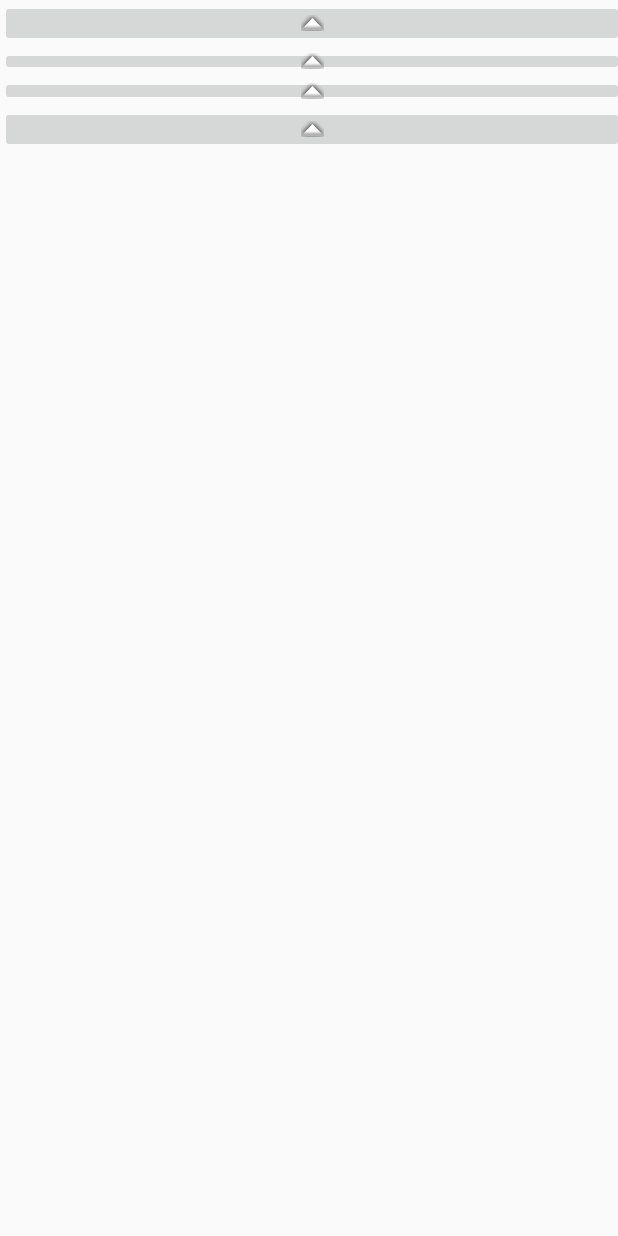
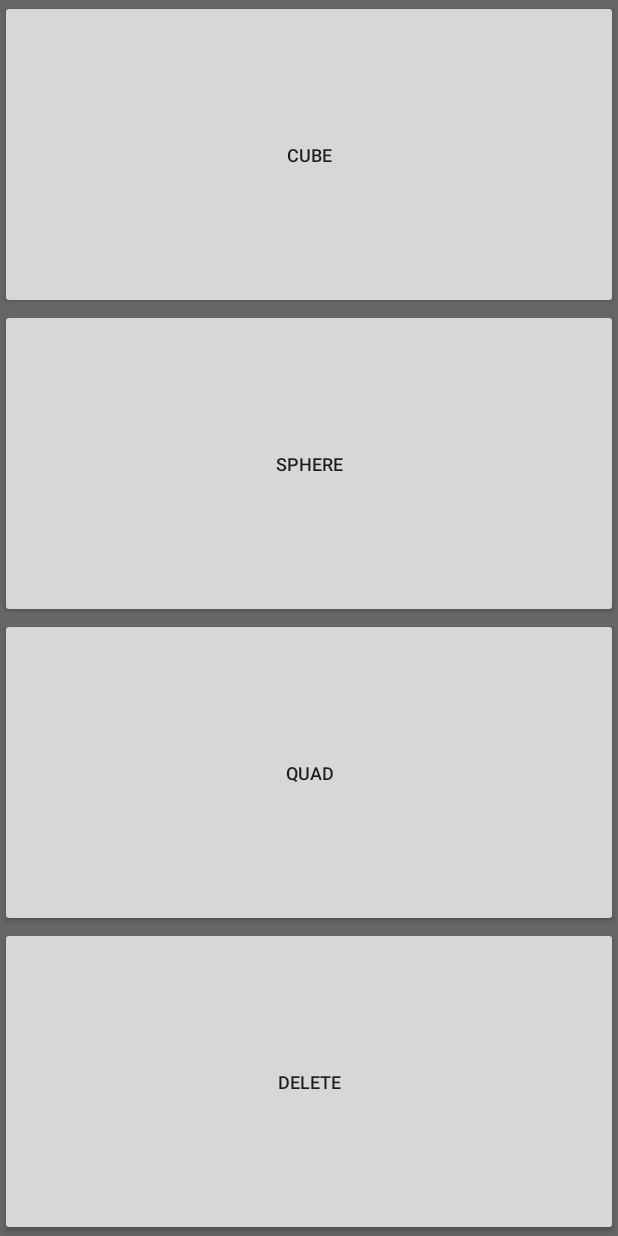
Before and after one commit to toniuyt123/Quire3D, an Android app: the fragment CreatePrimitiveFragment shown on its own in the app's theme, on a phone screen of 412 x 824 dp. Run offline under Robolectric (Android 15) with nearby library versions, the phone set to English and light mode, and no system bars; libraries missing offline, so code that uses them is left out: com.viro.core.

Commit message:
UI Improvements

```diff
--- a/app/src/main/java/com/Quire3D/fragments/CreatePrimitiveFragment.java
+++ b/app/src/main/java/com/Quire3D/fragments/CreatePrimitiveFragment.java
@@ -4,11 +4,10 @@ import android.graphics.Color;
 import android.os.Bundle;
 import android.support.annotation.Nullable;
 import android.app.Fragment;
-import android.util.Log;
 import android.view.LayoutInflater;
 import android.view.View;
 import android.view.ViewGroup;
-import android.widget.ImageButton;
+import android.widget.Button;
 
 import com.Quire3D.activities.ViroActivity;
 import com.Quire3D.classes.ActionsController;
@@ -29,13 +28,13 @@ public class CreatePrimitiveFragment extends Fragment implements View.OnClickLis
     public View onCreateView(LayoutInflater inflater, @Nullable ViewGroup container, @Nullable Bundle savedInstanceState) {
         final View view = inflater.inflate(R.layout.fragment_create_primitive, container, false);
 
-        ImageButton createCube = view.findViewById(R.id.createCube);
+        Button createCube = view.findViewById(R.id.createCube);
         createCube.setOnClickListener(this);
-        ImageButton createSphere = view.findViewById(R.id.createSphere);
+        Button createSphere = view.findViewById(R.id.createSphere);
         createSphere.setOnClickListener(this);
-        ImageButton createQuad = view.findViewById(R.id.createQuad);
+        Button createQuad = view.findViewById(R.id.createQuad);
         createQuad.setOnClickListener(this);
-        ImageButton deletebutton = view.findViewById(R.id.delete);
+        Button deletebutton = view.findViewById(R.id.delete);
         deletebutton.setOnClickListener(this);
 
         return view;
--- a/app/src/main/res/layout/fragment_create_primitive.xml
+++ b/app/src/main/res/layout/fragment_create_primitive.xml
@@ -1,38 +1,46 @@
 <LinearLayout xmlns:android="http://schemas.android.com/apk/res/android"
-    xmlns:app="http://schemas.android.com/apk/res-auto"
     xmlns:tools="http://schemas.android.com/tools"
     android:layout_width="match_parent"
     android:layout_height="match_parent"
     android:orientation="vertical"
+    android:background="#666666"
     tools:context="com.Quire3D.fragments.CreatePrimitiveFragment">
 
 
-    <ImageButton
+    <Button
         android:id="@+id/createCube"
-        android:layout_width="416dp"
+        android:layout_width="match_parent"
         android:layout_height="wrap_content"
-        android:contentDescription="@string/createCube"
-        android:src="@android:drawable/arrow_up_float" />
+        android:layout_weight="0.25"
+        android:text="@string/Cube"
+        android:textSize="12sp"
+        android:padding="0dp"/>
 
-    <ImageButton
+    <Button
         android:id="@+id/createSphere"
-        android:layout_width="416dp"
-        android:layout_height="19dp"
-        android:contentDescription="@string/createSphere"
-        android:src="@android:drawable/arrow_up_float" />
+        android:layout_width="match_parent"
+        android:layout_height="wrap_content"
+        android:layout_weight="0.25"
+        android:text="@string/Sphere"
+        android:textSize="12sp"
+        android:padding="0dp"/>
 
-    <ImageButton
+    <Button
         android:id="@+id/createQuad"
-        android:layout_width="416dp"
-        android:layout_height="20dp"
-        android:contentDescription="@string/createQuad"
-        android:src="@android:drawable/arrow_up_float" />
+        android:layout_width="match_parent"
+        android:layout_height="wrap_content"
+        android:layout_weight="0.25"
+        android:text="@string/Quad"
+        android:textSize="12sp"
+        android:padding="0dp"/>
 
-    <ImageButton
+    <Button
         android:id="@+id/delete"
-        android:layout_width="416dp"
+        android:layout_width="match_parent"
         android:layout_height="wrap_content"
-        android:contentDescription="@string/delnode"
-        android:src="@android:drawable/arrow_up_float" />
+        android:layout_weight="0.25"
+        android:text="@string/Delete"
+        android:textSize="12sp"
+        android:padding="0dp"/>
 
 </LinearLayout>
--- a/app/src/main/res/values/strings.xml
+++ b/app/src/main/res/values/strings.xml
@@ -4,9 +4,9 @@
     <string name="select_file">Import</string>
 
     <string name="hello_blank_fragment">Hello blank fragment</string>
-    <string name="createCube">Create cube</string>
-    <string name="createQuad">Create quad</string>
-    <string name="createSphere">Create sphere</string>
+    <string name="Cube">Cube</string>
+    <string name="Quad">Quad</string>
+    <string name="Sphere">Sphere</string>
     <string name="position">Position:</string>
     <string name="scale">Scale:</string>
     <string name="rotation">Rotation:</string>
@@ -14,5 +14,5 @@
     <string name="Undo">Undo</string>
     <string name="Redo">Redo</string>
     <string name="Export">Export</string>
-    <string name="delnode">Delete</string>
+    <string name="Delete">Delete</string>
 </resources>
```
Also changed, not shown: app/src/main/java/com/Quire3D/classes/OBJObject.java (+6 -1 lines), app/src/main/java/com/Quire3D/classes/OrbitCamera.java (+17 -8 lines), app/src/main/res/layout/activity_main.xml (+16 -16 lines), app/src/main/res/layout/fragment_top_menu.xml (+5 -8 lines).
